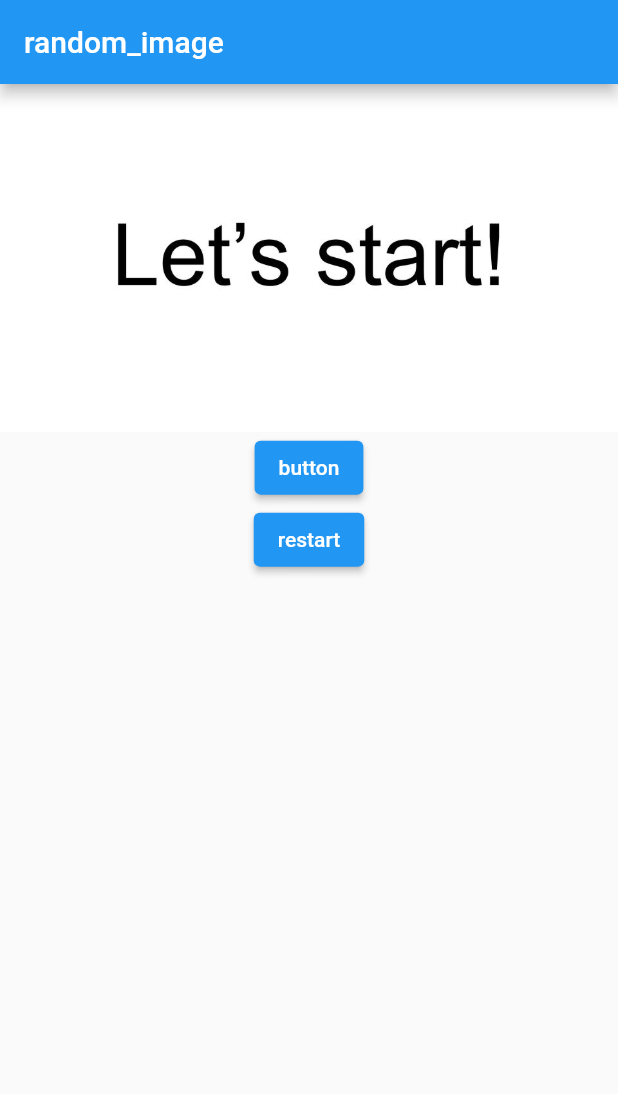
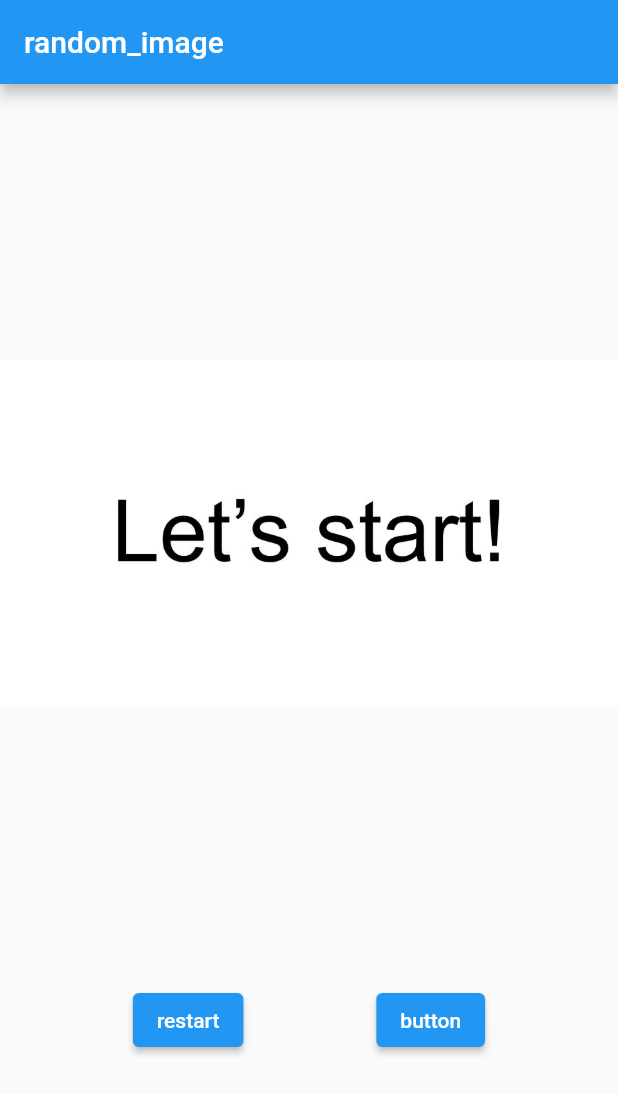
Before and after one commit to kohfuru/random_images_app, a Flutter app: the screen it shows after launch, on a phone screen of 412 x 824 dp. Shown: the top 1094 px of the screen. Run offline on Flutter 3.47's test engine with Material 2 defaults, Android fonts, the phone set to English and light mode, and no system bars.

Commit message:
画像表示エリアのサイズを指定 ボタンを横に配置

```diff
--- a/lib/main.dart
+++ b/lib/main.dart
@@ -36,8 +36,8 @@ class _RandomImagesState extends State<RandomImages> {
 
   void onPressed() {
     setState(() {
-
-      image_url = 'images/image1.jpg';
+      int randomNum = math.Random().nextInt(17) + 1;
+      image_url = 'images/image$randomNum.jpg';
     });
   }
 
@@ -51,15 +51,26 @@ class _RandomImagesState extends State<RandomImages> {
   Widget build(BuildContext context) {
     return Column(
       children: <Widget>[
-        Image.asset(image_url),
-        ElevatedButton(
-          onPressed: onPressed,
-          child: const Text('button'),
+        SizedBox(
+          width: double.infinity,
+          height: 600,
+          child: Image.asset(image_url),
         ),
-        ElevatedButton(
-          onPressed: reStart,
-          child: const Text('restart')
+        Row(
+          // mainAxisAlignment: MainAxisAlignment.center,
+          mainAxisAlignment: MainAxisAlignment.spaceEvenly,
+          children: <Widget>[
+            ElevatedButton(
+              onPressed: reStart,
+              child: const Text('restart'),
+            ),
+            ElevatedButton(
+              onPressed: onPressed,
+              child: const Text('button')
+            )
+          ],
         )
+
       ],
 
     );
```
